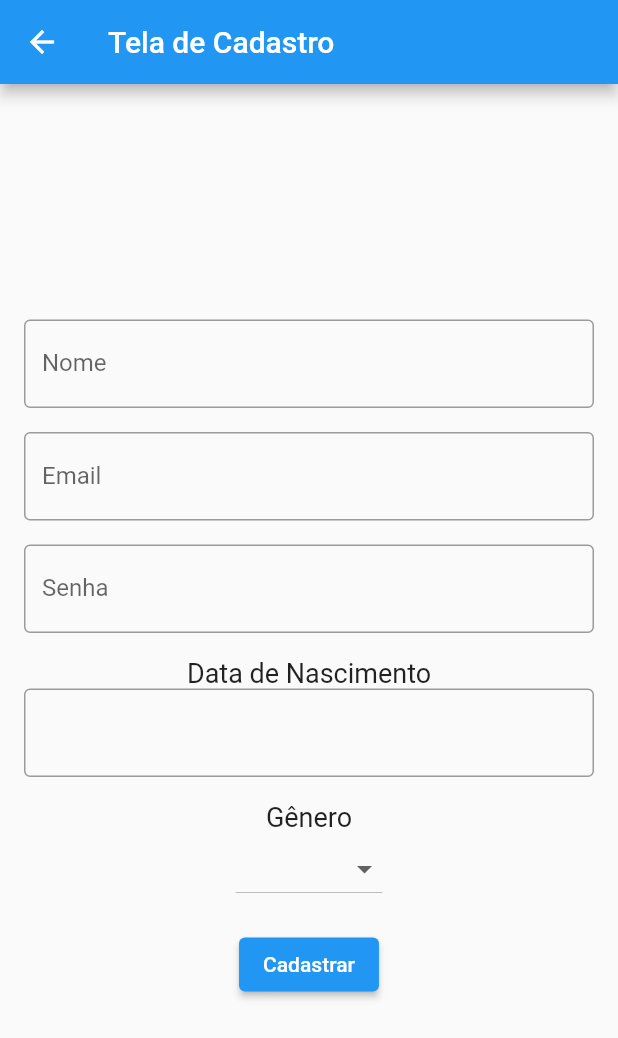
After one commit to dhscosta/MoodMonitor, a Flutter app: the screen it shows after launch, after a tap on "Cadastre-se", on a phone screen of 412 x 824 dp. The commit adds this screen. Shown: the top 1038 px of the screen. Run offline on Flutter 3.47's test engine with Material 2 defaults, Android fonts, the phone set to English and light mode, and no system bars.

Commit message:
telas de cadastro, login e sobre (diogo)

```diff
--- /dev/null
+++ b/lib/screens/cadastro_screen.dart
@@ -0,0 +1,149 @@
+import 'package:flutter/material.dart';
+import 'sobre_screen.dart';
+
+class LoginPage extends StatelessWidget {
+  @override
+  Widget build(BuildContext context) {
+    return Scaffold(
+      appBar: AppBar(
+        title: Text('Tela de Login'),
+      ),
+      body: Padding(
+        padding: EdgeInsets.all(16.0),
+        child: Column(
+          mainAxisAlignment: MainAxisAlignment.center,
+          children: <Widget>[
+            //email
+            TextField(
+              decoration: InputDecoration(
+                labelText: 'Email',
+                border: OutlineInputBorder(),
+              ),
+            ),
+            SizedBox(height: 16.0),
+            //senha
+            TextField(
+              obscureText: true,
+              decoration: InputDecoration(
+                labelText: 'Senha',
+                border: OutlineInputBorder(),
+              ),
+            ),
+            SizedBox(height: 16.0),
+            ElevatedButton(
+              onPressed: () {
+                bool isAuthenticated = true; // Aqui será substituido quando o login for implementado
+
+                if (isAuthenticated) {
+                  Navigator.push(
+                    context,
+                    MaterialPageRoute(builder: (context) => SobreScreen()),
+                  );
+                } else {
+                  // Essa parte será pra quando o login for de fato implementado
+                }
+
+              },
+              child: Text('Entrar'),
+            ),
+            ElevatedButton(
+              onPressed: () {
+                Navigator.push(
+                  context,
+                  MaterialPageRoute(builder: (context) => CadastroScreen()),
+                );
+              },
+              child: Text('Cadastre-se'),
+            ),
+          ],
+        ),
+      ),
+    );
+  }
+}
+
+class CadastroScreen extends StatelessWidget {
+  @override
+  Widget build(BuildContext context) {
+    return Scaffold(
+      appBar: AppBar(
+        title: Text('Tela de Cadastro'),
+      ),
+      body: Padding(
+        padding: EdgeInsets.all(16.0),
+        child: Column(
+          mainAxisAlignment: MainAxisAlignment.center,
+          children: <Widget>[
+            //nome
+            TextField(
+              decoration: InputDecoration(
+                labelText: 'Nome',
+                border: OutlineInputBorder(),
+              ),
+            ),
+            SizedBox(height: 16.0),
+            //email
+            TextField(
+              decoration: InputDecoration(
+                labelText: 'Email',
+                border: OutlineInputBorder(),
+              ),
+            ),
+            SizedBox(height: 16.0),
+            //email
+            TextField(
+              obscureText: true,
+              decoration: InputDecoration(
+                labelText: 'Senha',
+                border: OutlineInputBorder(),
+              ),
+            ),
+            SizedBox(height: 16.0),
+            //data de nascimento
+            Text(
+              'Data de Nascimento',
+              style: TextStyle(fontSize: 18),
+            ),
+            TextField(
+              decoration: InputDecoration(
+                border: OutlineInputBorder(),
+              ),
+            ),
+            SizedBox(height: 16.0),
+            //escolha de genero
+            Text(
+              'Gênero',
+              style: TextStyle(fontSize: 18),
+            ),
+            DropdownButton<String>(
+              value: null, // Valor inicial (implementar depois)
+              onChanged: (String? newValue) {
+                // Funcionalidade para quando selecionar (implementar depois)
+              },
+              items: <String>[
+                'Masculino',
+                'Feminino',
+                'Outro',
+              ].map<DropdownMenuItem<String>>((String value) {
+                return DropdownMenuItem<String>(
+                  value: value,
+                  child: Text(value),
+                );
+              }).toList(),
+            ),
+            SizedBox(height: 16.0),
+            ElevatedButton(
+              onPressed: () {
+                Navigator.push(
+                  context,
+                  MaterialPageRoute(builder: (context) => LoginPage())
+                );
+              },
+              child: Text('Cadastrar'),
+            ),
+          ],
+        ),
+      ),
+    );
+  }
+}
```
Also changed, not shown: lib/main.dart (+4 -113 lines), lib/screens/sobre_screen.dart (added, +52 -0 lines).
